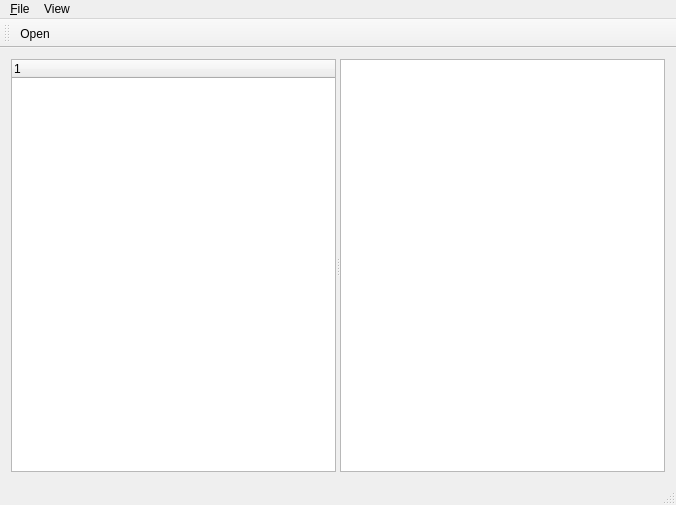
Before: the Qt Designer form vChm/mainwindow.ui in towerjoo/vChm, drawn with Qt 5.
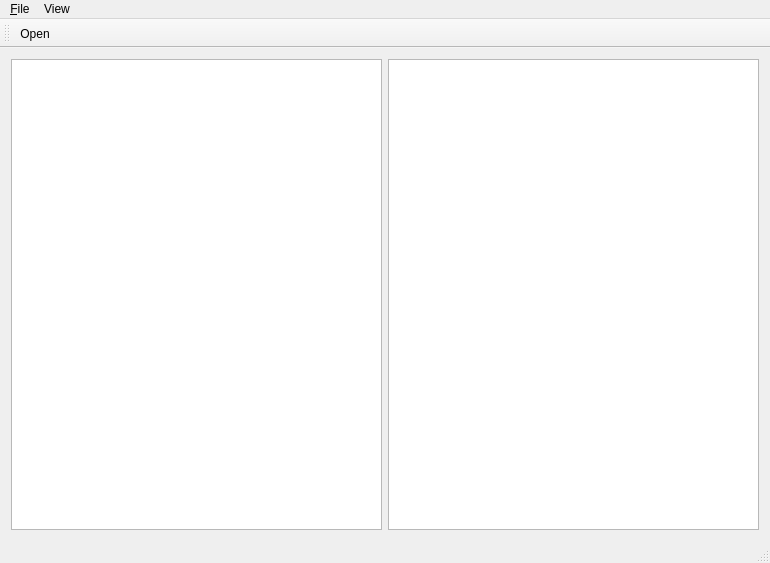
After: the same form once the commit is applied. Icons and pictures are not drawn.

```diff
--- a/vChm/mainwindow.ui
+++ b/vChm/mainwindow.ui
@@ -6,8 +6,8 @@
    <rect>
     <x>0</x>
     <y>0</y>
-    <width>676</width>
-    <height>505</height>
+    <width>770</width>
+    <height>563</height>
    </rect>
   </property>
   <property name="windowTitle">
@@ -16,19 +16,22 @@
   <widget class="QWidget" name="centralWidget">
    <layout class="QHBoxLayout" name="horizontalLayout">
     <item>
-     <widget class="QSplitter" name="splitter">
-      <property name="orientation">
-       <enum>Qt::Horizontal</enum>
-      </property>
       <widget class="QTreeWidget" name="treeWidget">
+      <property name="acceptDrops">
+       <bool>true</bool>
+      </property>
+      <attribute name="headerVisible">
+       <bool>false</bool>
+      </attribute>
        <column>
         <property name="text">
          <string notr="true">1</string>
         </property>
        </column>
       </widget>
+    </item>
+    <item>
       <widget class="QTextBrowser" name="textBrowser"/>
-     </widget>
     </item>
    </layout>
   </widget>
@@ -37,7 +40,7 @@
     <rect>
      <x>0</x>
      <y>0</y>
-     <width>676</width>
+     <width>770</width>
      <height>19</height>
     </rect>
    </property>
```
Left out of the diff: 14 changed lines with no effect on the pictures. Lines whose indentation alone changed are shown as unchanged.
